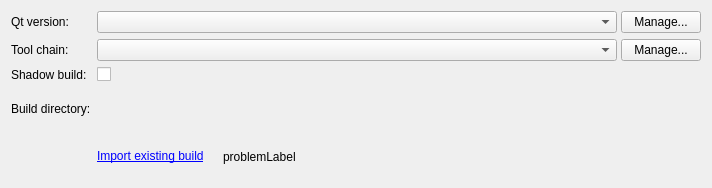
qt-creator/qt-creator, file src/plugins/qt4projectmanager/qt4projectconfigwidget.ui: the form before one commit.
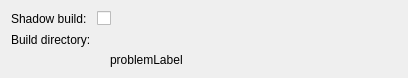
The form after the commit. Icons and pictures are not drawn. Custom widgets are drawn as their Qt base class.

What changed in the file:
```diff
--- a/src/plugins/qt4projectmanager/qt4projectconfigwidget.ui
+++ b/src/plugins/qt4projectmanager/qt4projectconfigwidget.ui
@@ -6,94 +6,12 @@
    <rect>
     <x>0</x>
     <y>0</y>
-    <width>712</width>
-    <height>188</height>
+    <width>408</width>
+    <height>78</height>
    </rect>
   </property>
   <layout class="QGridLayout" name="gridLayout">
-   <item row="0" column="0">
-    <widget class="QLabel" name="qtVersionLabel">
-     <property name="sizePolicy">
-      <sizepolicy hsizetype="Maximum" vsizetype="Preferred">
-       <horstretch>0</horstretch>
-       <verstretch>0</verstretch>
-      </sizepolicy>
-     </property>
-     <property name="text">
-      <string>Qt version:</string>
-     </property>
-    </widget>
-   </item>
-   <item row="0" column="1">
-    <layout class="QHBoxLayout" name="horizontalLayout">
-     <property name="spacing">
-      <number>4</number>
-     </property>
-     <item>
-      <widget class="QComboBox" name="qtVersionComboBox">
-       <property name="sizePolicy">
-        <sizepolicy hsizetype="Expanding" vsizetype="Fixed">
-         <horstretch>0</horstretch>
-         <verstretch>0</verstretch>
-        </sizepolicy>
-       </property>
-      </widget>
-     </item>
-     <item>
-      <widget class="QPushButton" name="manageQtVersionPushButtons">
-       <property name="text">
-        <string>Manage...</string>
-       </property>
-      </widget>
-     </item>
-    </layout>
-   </item>
    <item row="1" column="0">
-    <widget class="QLabel" name="toolchainLabel">
-     <property name="text">
-      <string>Tool chain:</string>
-     </property>
-    </widget>
-   </item>
-   <item row="1" column="1">
-    <layout class="QHBoxLayout" name="horizontalLayout_3">
-     <property name="spacing">
-      <number>4</number>
-     </property>
-     <item>
-      <widget class="QComboBox" name="toolChainComboBox">
-       <property name="sizePolicy">
-        <sizepolicy hsizetype="Expanding" vsizetype="Fixed">
-         <horstretch>0</horstretch>
-         <verstretch>0</verstretch>
-        </sizepolicy>
-       </property>
-      </widget>
-     </item>
-     <item>
-      <widget class="QPushButton" name="manageToolChainPushButton">
-       <property name="text">
-        <string>Manage...</string>
-       </property>
-      </widget>
-     </item>
-    </layout>
-   </item>
-   <item row="2" column="0">
-    <widget class="QLabel" name="shadowBuildLabel">
-     <property name="text">
-      <string>Shadow build:</string>
-     </property>
-    </widget>
-   </item>
-   <item row="2" column="1">
-    <widget class="QCheckBox" name="shadowBuildCheckBox">
-     <property name="text">
-      <string/>
-     </property>
-    </widget>
-   </item>
-   <item row="3" column="0">
     <widget class="QLabel" name="buildDirLabel">
      <property name="sizePolicy">
       <sizepolicy hsizetype="Preferred" vsizetype="Preferred">
@@ -106,28 +24,8 @@
      </property>
     </widget>
    </item>
-   <item row="3" column="1">
-    <widget class="Utils::PathChooser" name="shadowBuildDirEdit" native="true">
-     <property name="sizePolicy">
-      <sizepolicy hsizetype="Expanding" vsizetype="Preferred">
-       <horstretch>0</horstretch>
-       <verstretch>0</verstretch>
-      </sizepolicy>
-     </property>
-    </widget>
-   </item>
-   <item row="4" column="1">
+   <item row="2" column="1">
     <layout class="QHBoxLayout" name="horizontalLayout_2">
-     <item>
-      <widget class="QLabel" name="importLabel">
-       <property name="text">
-        <string>&lt;a href=&quot;import&quot;&gt;Import existing build&lt;/a&gt;</string>
-       </property>
-       <property name="textFormat">
-        <enum>Qt::RichText</enum>
-       </property>
-      </widget>
-     </item>
      <item>
       <widget class="QLabel" name="warningLabel">
        <property name="pixmap">
@@ -153,6 +51,30 @@
      </item>
     </layout>
    </item>
+   <item row="0" column="0">
+    <widget class="QLabel" name="shadowBuildLabel">
+     <property name="text">
+      <string>Shadow build:</string>
+     </property>
+    </widget>
+   </item>
+   <item row="1" column="1">
+    <widget class="Utils::PathChooser" name="shadowBuildDirEdit" native="true">
+     <property name="sizePolicy">
+      <sizepolicy hsizetype="Expanding" vsizetype="Preferred">
+       <horstretch>0</horstretch>
+       <verstretch>0</verstretch>
+      </sizepolicy>
+     </property>
+    </widget>
+   </item>
+   <item row="0" column="1">
+    <widget class="QCheckBox" name="shadowBuildCheckBox">
+     <property name="text">
+      <string/>
+     </property>
+    </widget>
+   </item>
   </layout>
  </widget>
  <customwidgets>
```
